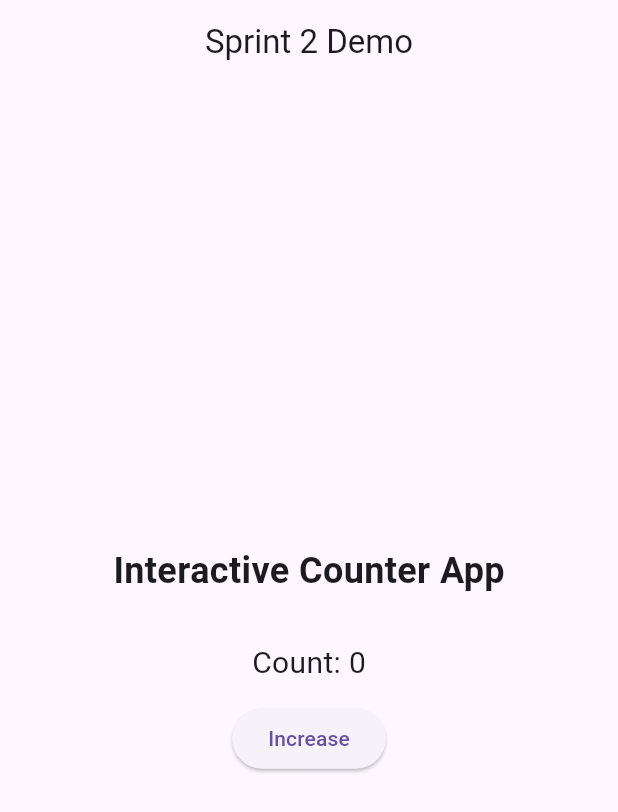
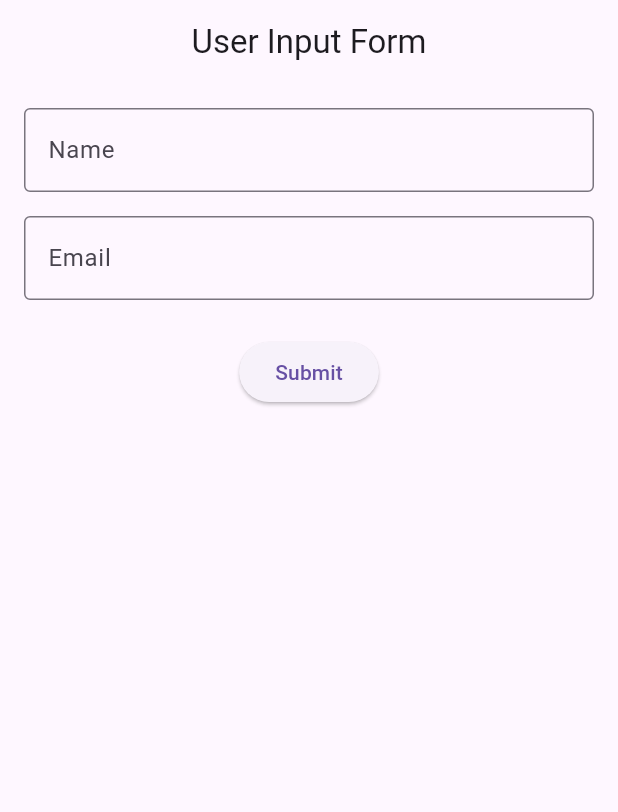
Before and after one commit to kalviumcommunity/S62-1225-CodeVolt-Flutter-RailRoute, a Flutter app: the screen it shows after launch, on a phone screen of 412 x 824 dp. Shown: the top 812 px of the screen. Run offline on Flutter 3.47's test engine with Material 3 defaults, Android fonts, the phone set to English and light mode, and no system bars.

Commit message:
Handling User Input with TextFields, Buttons, and Form Widgets

```diff
--- a/rail_route/lib/main.dart
+++ b/rail_route/lib/main.dart
@@ -1,5 +1,5 @@
 import 'package:flutter/material.dart';
-import 'screens/stateless_stateful_demo.dart';
+import 'screens/user_input_form.dart';
 
 void main() {
   runApp(const MyApp());
@@ -12,9 +12,11 @@
   Widget build(BuildContext context) {
     return MaterialApp(
       debugShowCheckedModeBanner: false,
-      title: 'Flutter Sprint 2 Demo',
-      theme: ThemeData(primarySwatch: Colors.blue),
-      home: const StatelessStatefulDemo(),
+      title: 'Flutter User Input Demo',
+      theme: ThemeData(
+        primarySwatch: Colors.blue,
+      ),
+      home: const UserInputForm(),
     );
   }
 }
--- /dev/null
+++ b/rail_route/lib/screens/user_input_form.dart
@@ -0,0 +1,102 @@
+import 'package:flutter/material.dart';
+
+class UserInputForm extends StatefulWidget {
+  const UserInputForm({super.key});
+
+  @override
+  State<UserInputForm> createState() => _UserInputFormState();
+}
+
+class _UserInputFormState extends State<UserInputForm> {
+  final _formKey = GlobalKey<FormState>();
+
+  final TextEditingController _nameController = TextEditingController();
+  final TextEditingController _emailController = TextEditingController();
+
+  @override
+  void dispose() {
+    _nameController.dispose();
+    _emailController.dispose();
+    super.dispose();
+  }
+
+  void _submitForm() {
+    if (_formKey.currentState!.validate()) {
+      ScaffoldMessenger.of(context).showSnackBar(
+        const SnackBar(
+          content: Text('Form Submitted Successfully!'),
+          backgroundColor: Colors.green,
+        ),
+      );
+
+      _nameController.clear();
+      _emailController.clear();
+    }
+  }
+
+  @override
+  Widget build(BuildContext context) {
+    return Scaffold(
+      appBar: AppBar(
+        title: const Text('User Input Form'),
+        centerTitle: true,
+      ),
+      body: Padding(
+        padding: const EdgeInsets.all(16.0),
+        child: Form(
+          key: _formKey,
+          child: Column(
+            crossAxisAlignment: CrossAxisAlignment.start,
+            children: [
+              /// NAME FIELD
+              TextFormField(
+                controller: _nameController,
+                decoration: const InputDecoration(
+                  labelText: 'Name',
+                  border: OutlineInputBorder(),
+                ),
+                validator: (value) {
+                  if (value == null || value.trim().isEmpty) {
+                    return 'Please enter your name';
+                  }
+                  return null;
+                },
+              ),
+
+              const SizedBox(height: 16),
+
+              /// EMAIL FIELD
+              TextFormField(
+                controller: _emailController,
+                keyboardType: TextInputType.emailAddress,
+                decoration: const InputDecoration(
+                  labelText: 'Email',
+                  border: OutlineInputBorder(),
+                ),
+                validator: (value) {
+                  if (value == null || value.trim().isEmpty) {
+                    return 'Please enter your email';
+                  }
+                  if (!value.contains('@')) {
+                    return 'Enter a valid email address';
+                  }
+                  return null;
+                },
+              ),
+
+              const SizedBox(height: 24),
+
+              /// SUBMIT BUTTON
+              Center(
+                child: ElevatedButton(
+                  onPressed: _submitForm,
+                  child: const Text('Submit'),
+                ),
+              ),
+            ],
+          ),
+        ),
+      ),
+    );
+  }
+}
```
